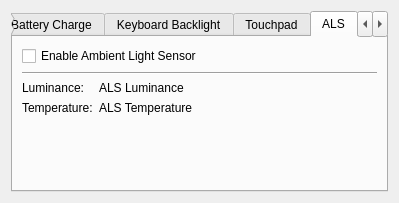
Qt form vcc/main_window.ui (norbusan/sony-control-center) before a commit.
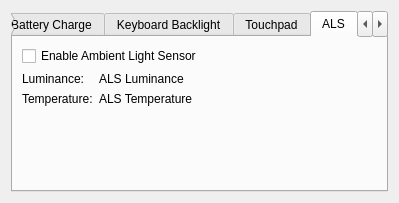
The same form after that commit. The open tabs and pages were chosen to show the change.

Commit message: Disable control of unavailable features

What changed in the file:
```diff
--- a/vcc/main_window.ui
+++ b/vcc/main_window.ui
@@ -22,8 +22,20 @@
   <layout class="QVBoxLayout" name="verticalLayout">
    <item>
     <widget class="QTabWidget" name="tabWidget">
+     <property name="enabled">
+      <bool>true</bool>
+     </property>
+     <property name="tabPosition">
+      <enum>QTabWidget::North</enum>
+     </property>
      <property name="currentIndex">
-      <number>0</number>
+      <number>3</number>
+     </property>
+     <property name="usesScrollButtons">
+      <bool>true</bool>
+     </property>
+     <property name="documentMode">
+      <bool>false</bool>
      </property>
      <widget class="QWidget" name="tab_battery">
       <attribute name="title">
@@ -151,50 +163,65 @@
       <attribute name="title">
        <string>ALS</string>
       </attribute>
-      <layout class="QFormLayout" name="formLayout">
-       <property name="fieldGrowthPolicy">
-        <enum>QFormLayout::AllNonFixedFieldsGrow</enum>
-       </property>
-       <item row="0" column="0" colspan="2">
+      <layout class="QVBoxLayout" name="verticalLayout_6">
+       <item>
+        <widget class="QFrame" name="frm_als">
+         <property name="frameShape">
+          <enum>QFrame::NoFrame</enum>
+         </property>
+         <property name="frameShadow">
+          <enum>QFrame::Raised</enum>
+         </property>
+         <layout class="QVBoxLayout" name="verticalLayout_11">
+          <property name="margin">
+           <number>0</number>
+          </property>
+          <item>
         <widget class="QCheckBox" name="chk_enable_als_power">
          <property name="text">
           <string>Enable Ambient Light Sensor</string>
          </property>
         </widget>
        </item>
-       <item row="1" column="0" colspan="2">
-        <widget class="Line" name="line">
-         <property name="orientation">
-          <enum>Qt::Horizontal</enum>
-         </property>
-        </widget>
-       </item>
-       <item row="2" column="0">
+          <item>
+           <layout class="QFormLayout" name="formLayout">
+            <property name="fieldGrowthPolicy">
+             <enum>QFormLayout::AllNonFixedFieldsGrow</enum>
+            </property>
+            <item row="0" column="0">
         <widget class="QLabel" name="lbl_als_lux">
          <property name="text">
           <string>Luminance:</string>
          </property>
         </widget>
        </item>
-       <item row="2" column="1">
+            <item row="0" column="1">
         <widget class="QLabel" name="lbl_als_lux_val">
          <property name="text">
           <string>ALS Luminance</string>
          </property>
         </widget>
        </item>
-       <item row="3" column="0">
+            <item row="1" column="0">
         <widget class="QLabel" name="lbl_als_kelvin">
          <property name="text">
           <string>Temperature:</string>
          </property>
         </widget>
        </item>
-       <item row="3" column="1">
+            <item row="1" column="1">
         <widget class="QLabel" name="lbl_als_kelvin_val">
          <property name="text">
           <string>ALS Temperature</string>
          </property>
+              <property name="scaledContents">
+               <bool>false</bool>
+              </property>
+             </widget>
+            </item>
+           </layout>
+          </item>
+         </layout>
         </widget>
        </item>
       </layout>
```
Left out of the diff: 160 changed lines with no effect on the pictures. Lines whose indentation alone changed are shown as unchanged. The commit also changes 2 other files.
